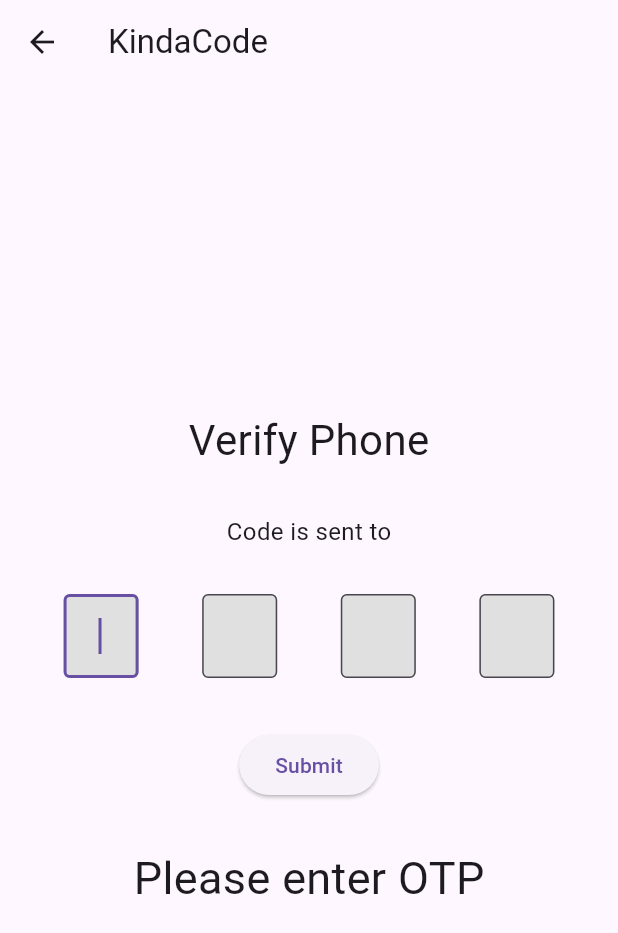
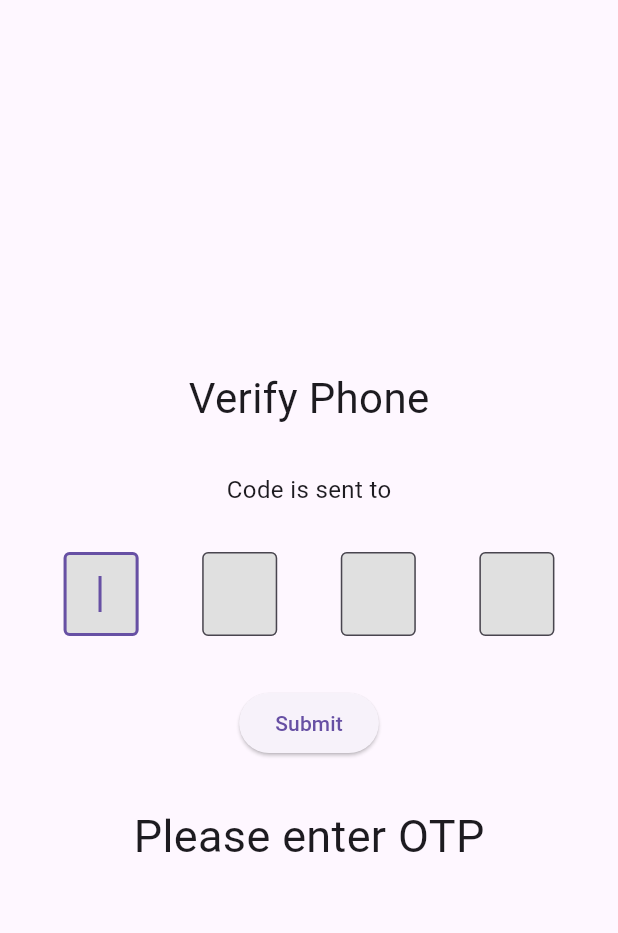
Before and after one commit to Adnan-saky/Bringin, a Flutter app: the OTPSent screen opened by its route, on a phone screen of 412 x 824 dp. Shown: the top 933 px of the screen. Run offline on Flutter 3.47's test engine with Material 2 defaults, Android fonts, the phone set to English and light mode, and no system bars; our stand-ins replace get, intl_phone_field, loading_animation_widget.

Commit message:
Update OTPSent.dart

```diff
--- a/lib/Views/screens/OTPSent.dart
+++ b/lib/Views/screens/OTPSent.dart
@@ -31,9 +31,6 @@ class _OTPSentState extends State<OTPSent> {
   @override
   Widget build(BuildContext context) {
     return Scaffold(
-      appBar: AppBar(
-        title: const Text('KindaCode'),
-      ),
       body: Column(
         mainAxisAlignment: MainAxisAlignment.center,
         children: [
```
